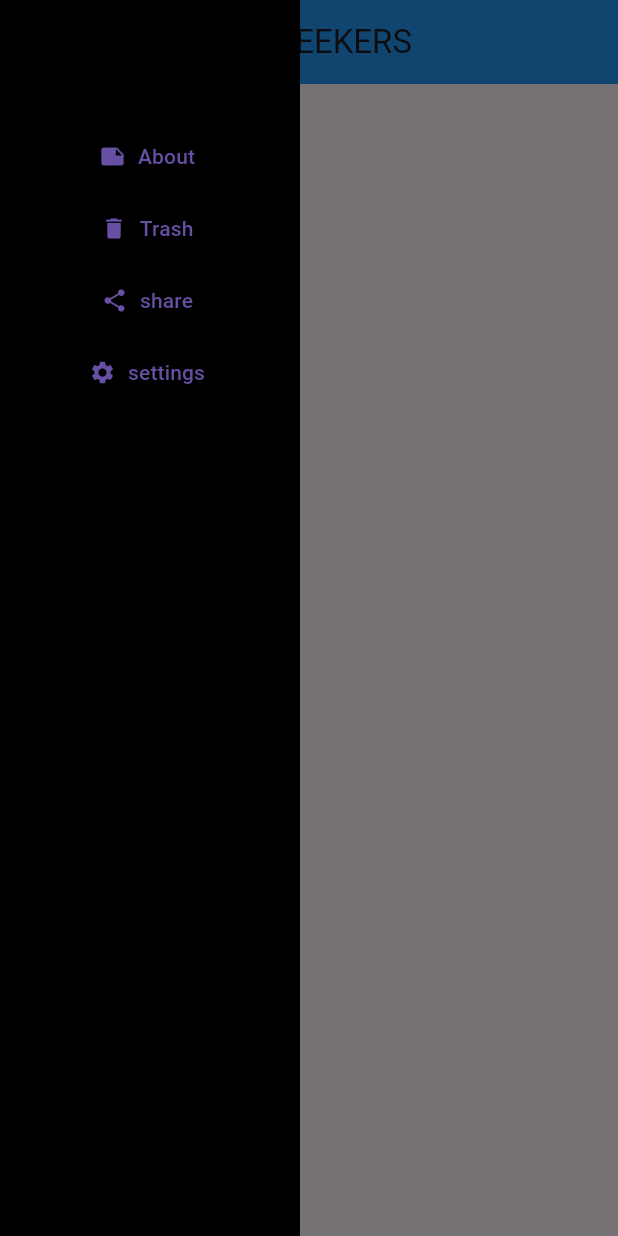
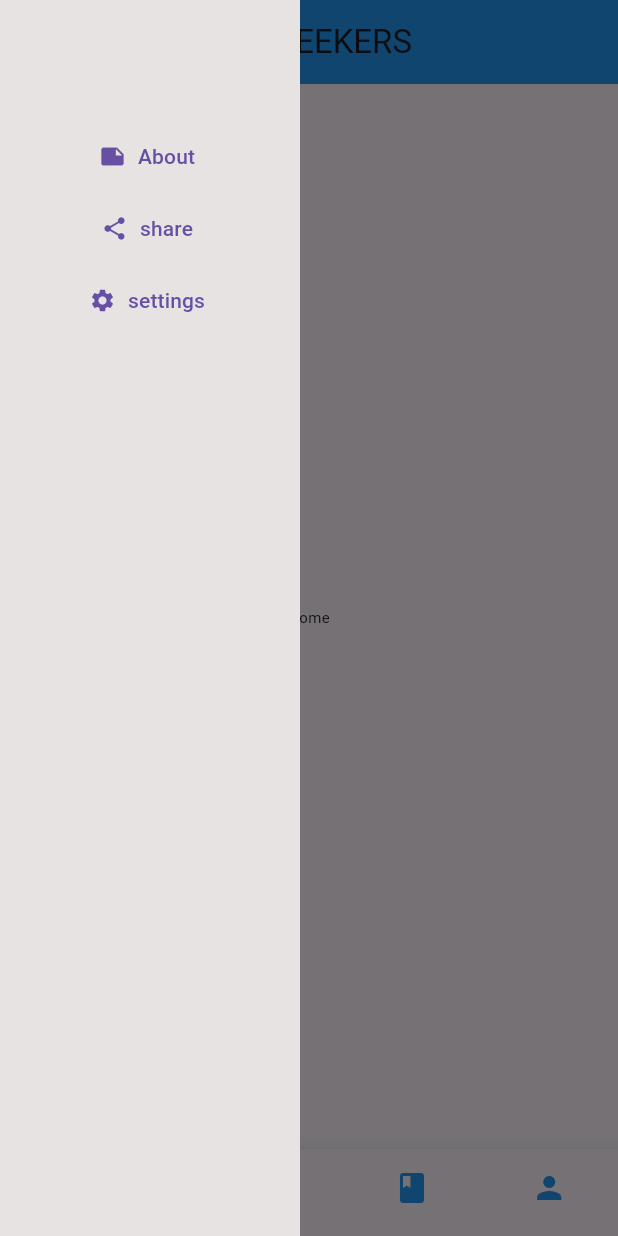
Before and after one commit to Salma5-Jr/Job-Junction, a Flutter app: the JobHomePage screen opened directly, with the side drawer open, on a phone screen of 412 x 824 dp. Run offline on Flutter 3.47's test engine with Material 3 defaults, Android fonts, the phone set to English and light mode, and no system bars.

Commit message:
job seekers botton navigation

```diff
--- a/lib/SignIn.dart
+++ b/lib/SignIn.dart
@@ -23,8 +23,6 @@ class _SignInPageState extends State<SignInPage> {
     _passwordController.dispose();
     super.dispose(); // This line was missing
   }
-
-
 
   // Button press action
   void _onButtonPressed() {
--- a/lib/jobseekershome.dart
+++ b/lib/jobseekershome.dart
@@ -1,8 +1,34 @@
 import 'package:flutter/material.dart';
 import 'package:junction/navigation.dart';
 
-class JobHomePage extends StatelessWidget {
+class JobHomePage extends StatefulWidget {
   const JobHomePage({super.key});
+
+  @override
+  State<JobHomePage> createState() => _JobHomePageState();
+}
+
+class _JobHomePageState extends State<JobHomePage> {
+  int _currentIndex=0;
+
+   final List<Widget> _pages = const [
+    Center(child: Text('Home', style: TextStyle(fontSize: 10))),
+    Center(child: Text('Jobs', style: TextStyle(fontSize: 10))),
+    Center(child: Text('Profile', style: TextStyle(fontSize: 10))),
+     Center(child: Text('Gold', style: TextStyle(fontSize: 10))),
+      Center(child: Text('Silver', style: TextStyle(fontSize: 10))),
+  ];
+void _onTabTapped(int index){
+  setState(() {
+    _currentIndex=index;
+  });
+}
+
+//  void _onTabTapped(int index) {
+//     setState(() {
+//       _currentIndex = index;
+//     });
+//   }
 
   @override
   Widget build(BuildContext context) {
@@ -14,7 +40,38 @@ class JobHomePage extends StatelessWidget {
       ),
       drawer: Navigation(),
 
-      body: Text('AVAILABLE WORKS'),
-    );
+
+ body: _pages[_currentIndex], // Display the selected page
+      bottomNavigationBar:BottomNavigationBar(
+        currentIndex: _currentIndex, // Currently selected index
+        onTap: _onTabTapped,
+        selectedItemColor: Colors.cyan,
+        unselectedItemColor: Colors.blue,
+        backgroundColor: const Color.fromARGB(255, 49, 67, 128), // Handle tap on items
+        items: const [
+          BottomNavigationBarItem(
+            icon: Icon(Icons.home),
+            label: 'Home',
+          ),
+          BottomNavigationBarItem(
+            icon: Icon(Icons.badge),
+            label: 'CV',
+          ),
+
+          BottomNavigationBarItem(
+            icon: Icon(Icons.book),
+          label: "Edit"),
+          BottomNavigationBarItem(
+            icon: Icon(Icons.person),
+          label: "profile")
+
+        ],
+      ),
+
+
+
+
+      );
+
   }
 }
--- a/lib/navigation.dart
+++ b/lib/navigation.dart
@@ -8,7 +8,7 @@ class Navigation extends StatelessWidget {
   @override
   Widget build(BuildContext context) {
     return SafeArea(
-        child: Container(color: Color.fromARGB(255, 0, 0, 0),width: 200,
+        child: Container(color: Color.fromARGB(255, 231, 227, 227),width: 200,
           child: Column(
       children: [const SizedBox(height: 80,),
           TextButton.icon(
@@ -20,11 +20,12 @@ class Navigation extends StatelessWidget {
             icon: const Icon(Icons.note),
             label: const Text("About"),
           ),
-      TextButton.icon(
-            onPressed: () {},
-            icon: const Icon(Icons.delete),
-            label: const Text("Trash"),
-          ),TextButton.icon(
+      // TextButton.icon(
+      //       onPressed: () {},
+      //       icon: const Icon(Icons.delete),
+      //       label: const Text("Trash"),
+      //     ),
+          TextButton.icon(
             onPressed: () {},
             icon: const Icon(Icons.share),
             label: const Text("share"),
--- a/lib/secondpage.dart
+++ b/lib/secondpage.dart
@@ -49,7 +49,7 @@ class _SecondPageState extends State<SecondPage> {
                 width: double.infinity,
                 child: const Center(
                   child: Text(
-                    'RECRUITERS',
+                    'EMPLOYEERS',
                     style: TextStyle(color: Colors.white, fontSize: 20),
                   ),
                 ),
```
Also changed, not shown: lib/SignUp.dart (+11 -11 lines), lib/homepage.dart (+5 -5 lines), lib/seekersSignIn.dart (+125 -30 lines), lib/seekersSignUp.dart (added, +117 -0 lines).
